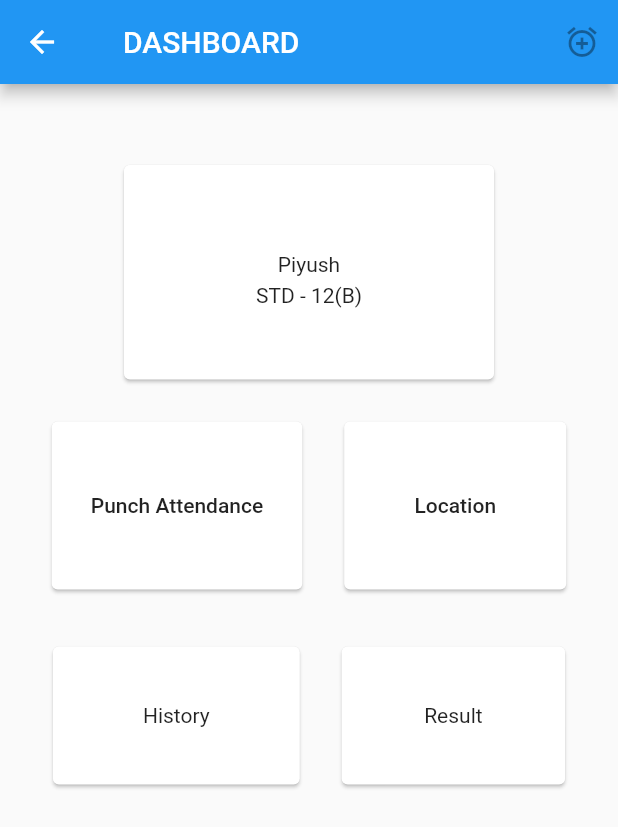
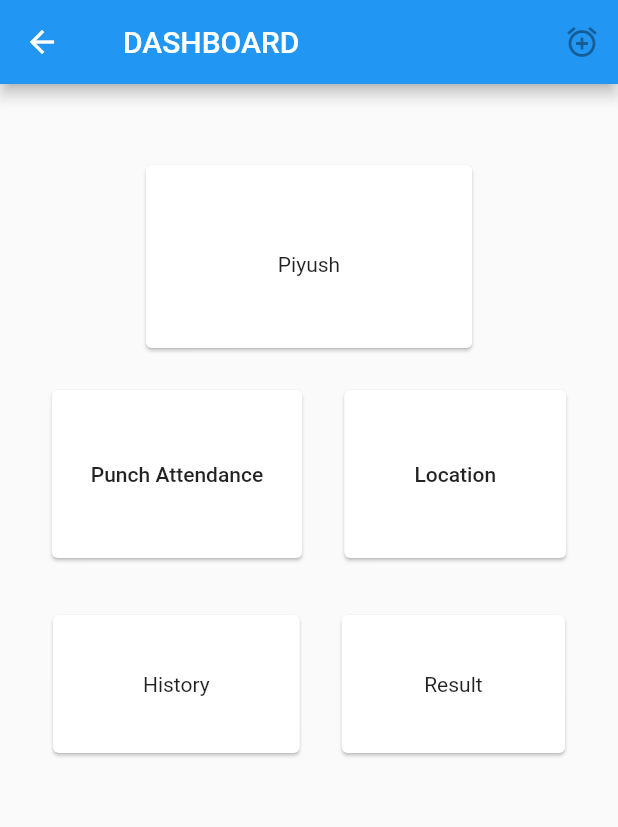
Before and after one commit to abdulragib/sam, a Flutter app: the Dashboard screen opened directly, on a phone screen of 412 x 824 dp. Shown: the top 827 px of the screen. Run offline on Flutter 3.47's test engine with Material 2 defaults, Android fonts, the phone set to English and light mode, and no system bars; our stand-ins replace camera.

Commit message:
formating done

```diff
--- a/lib/pages/dashboard.dart
+++ b/lib/pages/dashboard.dart
@@ -38,8 +38,7 @@ class _DashboardState extends State<Dashboard> {
                     child: Expanded(
                         child: Column(children: <Widget>[
                           Text("Piyush"),
-                          SizedBox(height: 5),
-                          Text("STD - 12(B)"),
+
                         ])),
                   ),
                 ),
```
